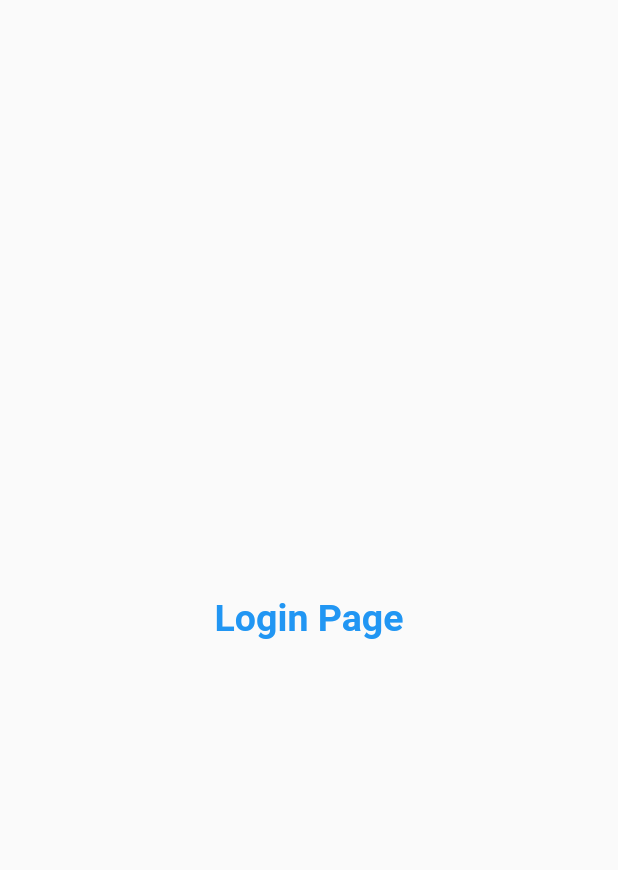
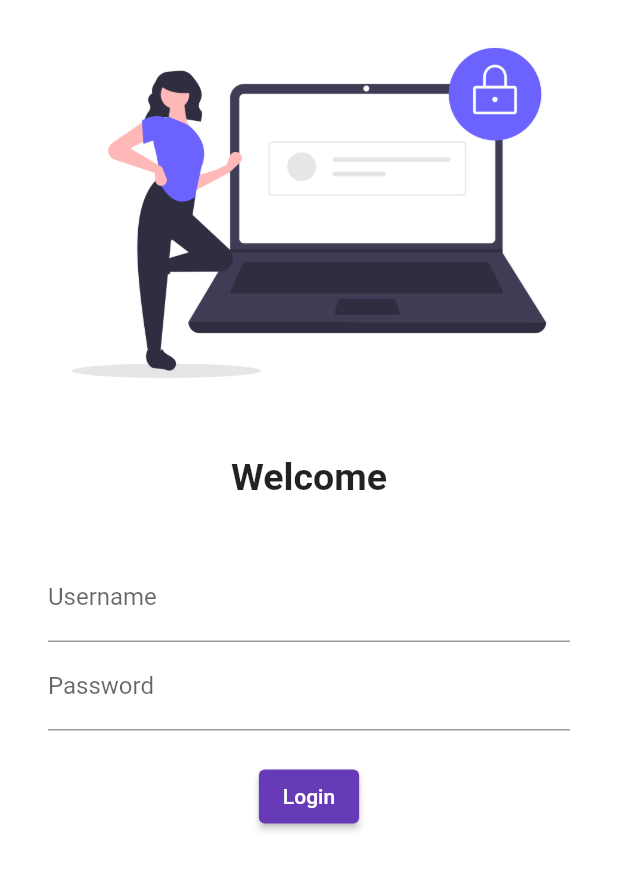
Before and after one commit to siddharthsingh025/my_first_Flutter_App-CATLOG-, a Flutter app: the screen it shows after launch, on a phone screen of 412 x 824 dp. Shown: the top 870 px of the screen. Run offline on Flutter 3.47's test engine with Material 2 defaults, Android fonts, the phone set to English and light mode, and no system bars.

Commit message:
first commit

```diff
--- a/lib/main.dart
+++ b/lib/main.dart
@@ -1,5 +1,6 @@
 import 'package:flutter/material.dart';
 import 'package:my_app/pages/Login_Page.dart';
+
 
 import 'pages/Homepage.dart';
 
@@ -15,7 +16,9 @@ Widget build(BuildContext context){
   return MaterialApp(
 
 themeMode:ThemeMode.light,
-theme:ThemeData(primarySwatch:Colors.deepPurple),
+theme:ThemeData(primarySwatch:Colors.deepPurple,
+
+),
 darkTheme: ThemeData(
   brightness: Brightness.dark,
 ),
--- a/lib/pages/Login_Page.dart
+++ b/lib/pages/Login_Page.dart
@@ -4,16 +4,60 @@ class LoginPage extends StatelessWidget {
   @override
   Widget build(BuildContext context) {
     return Material(
-      child: Center(
-        child: Text(
-          "Login Page",
-          style: TextStyle(
-            fontSize: 25,
-            color: Colors.blue,
-            fontWeight: FontWeight.bold,
+      color: Colors.white,
+      child:Column(
+        children: [
+          Image.asset("Assets/images/login_image.png",
+          fit: BoxFit.cover,
           ),
-        ),
-      ),
+          SizedBox(
+            height: 20.0,
+          ),
+          Text(
+            "Welcome",
+            style: TextStyle(
+              fontSize: 25,
+              fontWeight: FontWeight.bold,
+            ),
+            ),
+            SizedBox(
+            height: 20.0,
+          ),
+
+          Padding(
+            padding: const EdgeInsets.symmetric(vertical: 16.0, horizontal:32.0),
+            child: Column(children: [
+              TextFormField(decoration:InputDecoration(
+                hintText: " Enter username",
+                labelText: "Username",
+              ),
+              ),
+
+              TextFormField(
+                obscureText: true,
+                decoration:InputDecoration(
+                hintText: " Enter password",
+                labelText: "Password",
+              ),
+              ),
+              SizedBox(
+            height: 20.0,
+          ),
+          ElevatedButton(
+            child: Text("Login"),
+            style: TextButton.styleFrom(),
+
+          onPressed:() {
+            print("hi siddharth");
+          },
+          )
+            ],
+            ),
+          )
+
+
+        ],
+        )
     );
   }
 }
--- a/pubspec.yaml
+++ b/pubspec.yaml
@@ -29,6 +29,8 @@ dependencies:
   # Use with the CupertinoIcons class for iOS style icons.
   cupertino_icons: ^1.0.2
 
+
+
 dev_dependencies:
   flutter_test:
     sdk: flutter
@@ -45,8 +47,8 @@ flutter:
   uses-material-design: true
 
   # To add assets to your application, add an assets section, like this:
-  # assets:
-  #   - images/a_dot_burr.jpeg
+  assets:
+     - Assets/images/
   #   - images/a_dot_ham.jpeg
 
   # An image asset can refer to one or more resolution-specific "variants", see
```
Also changed, not shown: Assets/images/login_image.png (added), 3 other files.
